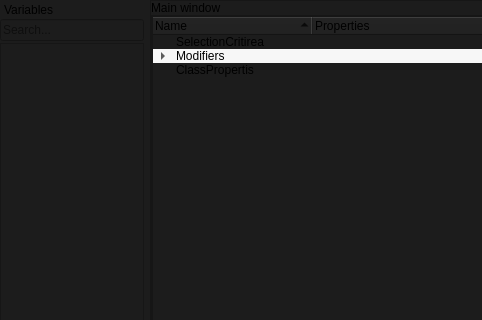
Old version of the form smartprop_editor/main.ui in the repository dertwist/Hammer5Tools; both pictures show x 0 to 482 and y 0 to 320 of the 1280 by 720 pixel window.
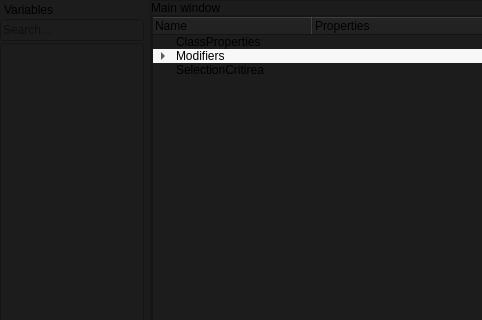
New version of the form. Icons and pictures are not drawn.

What changed in the file:
```diff
--- a/smartprop_editor/main.ui
+++ b/smartprop_editor/main.ui
@@ -135,7 +135,7 @@
               <bool>false</bool>
              </property>
              <property name="sortingEnabled">
-              <bool>true</bool>
+              <bool>false</bool>
              </property>
              <property name="animated">
               <bool>false</bool>
@@ -156,7 +156,7 @@
               <bool>false</bool>
              </attribute>
              <attribute name="headerShowSortIndicator" stdset="0">
-              <bool>true</bool>
+              <bool>false</bool>
              </attribute>
              <attribute name="headerStretchLastSection">
               <bool>true</bool>
@@ -173,7 +173,7 @@
              </column>
              <item>
               <property name="text">
-               <string>SelectionCritirea</string>
+               <string>ClassProperties</string>
               </property>
               <property name="icon">
                <iconset resource="../resources.qrc">
@@ -212,7 +212,7 @@
              </item>
              <item>
               <property name="text">
-               <string>ClassPropertis</string>
+               <string>SelectionCritirea</string>
               </property>
               <property name="icon">
                <iconset resource="../resources.qrc">
```
Left out of the diff: 4 changed lines with no effect on the pictures.
